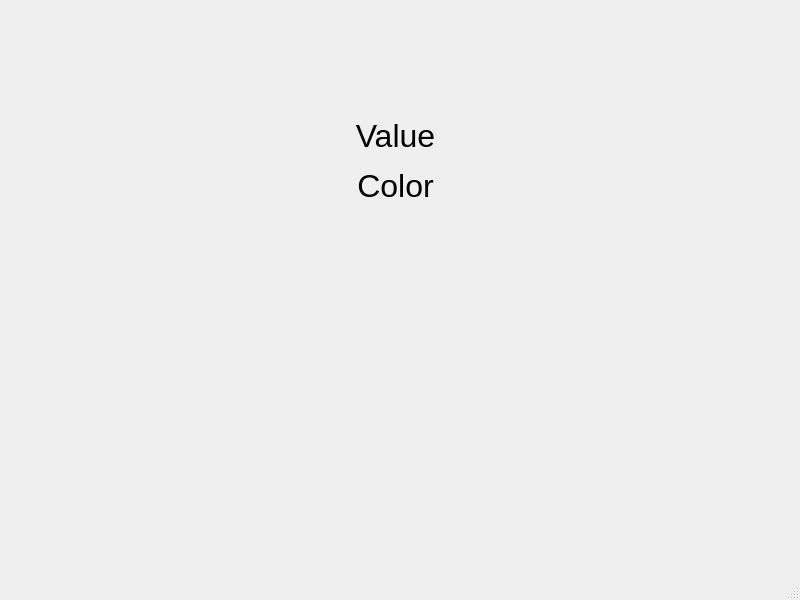
Old version of the form ColorRampWidgetTestWindow.ui in the repository AndromedaSignalLab/GradientForge.
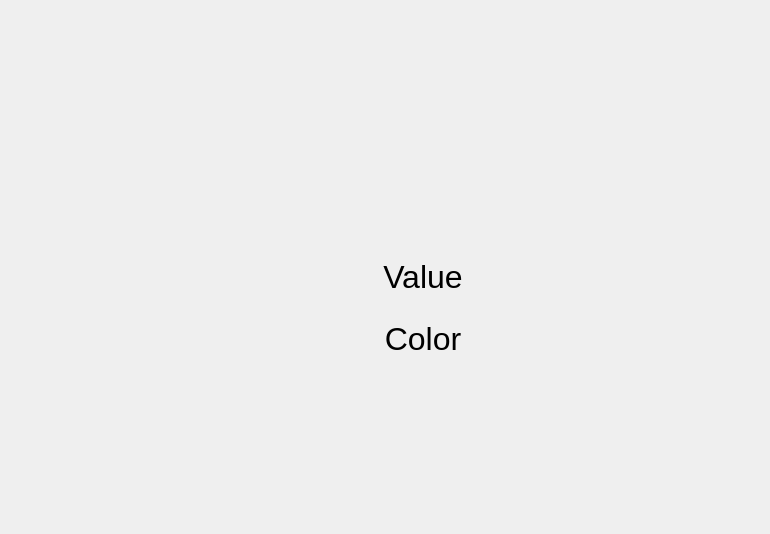
New version of the form. Custom widgets are drawn as their Qt base class.

Commit message: "Vertical" dynamic property has been added to all the custom widgets

What changed in the file:
```diff
--- a/ColorRampWidgetTestWindow.ui
+++ b/ColorRampWidgetTestWindow.ui
@@ -6,23 +6,39 @@
    <rect>
     <x>0</x>
     <y>0</y>
-    <width>800</width>
-    <height>600</height>
+    <width>770</width>
+    <height>534</height>
    </rect>
   </property>
   <property name="windowTitle">
    <string>MainWindow</string>
   </property>
   <widget class="QWidget" name="centralwidget">
+   <layout class="QGridLayout" name="gridLayout">
+    <item row="0" column="0" colspan="2">
+     <widget class="ColorRampWidget" name="colorRampWidgetHorizontal" native="true">
+      <property name="sizePolicy">
+       <sizepolicy hsizetype="Expanding" vsizetype="Fixed">
+        <horstretch>0</horstretch>
+        <verstretch>0</verstretch>
+       </sizepolicy>
+      </property>
+      <property name="minimumSize">
+       <size>
+        <width>0</width>
+        <height>70</height>
+       </size>
+      </property>
+      <property name="styleSheet">
+       <string notr="true"/>
+      </property>
+      <property name="Vertical" stdset="0">
+       <bool>false</bool>
+      </property>
+     </widget>
+    </item>
+    <item row="2" column="1">
    <widget class="QLabel" name="valueLabel">
-    <property name="geometry">
-     <rect>
-      <x>30</x>
-      <y>120</y>
-      <width>731</width>
-      <height>31</height>
-     </rect>
-    </property>
     <property name="font">
      <font>
       <pointsize>24</pointsize>
@@ -35,28 +51,70 @@
      <set>Qt::AlignCenter</set>
     </property>
    </widget>
-   <widget class="ColorRampWidget" name="colorRampWidget" native="true">
-    <property name="geometry">
-     <rect>
-      <x>30</x>
-      <y>20</y>
-      <width>729</width>
-      <height>79</height>
-     </rect>
+    </item>
+    <item row="1" column="1">
+     <spacer name="verticalSpacer">
+      <property name="orientation">
+       <enum>Qt::Vertical</enum>
+      </property>
+      <property name="sizeHint" stdset="0">
+       <size>
+        <width>20</width>
+        <height>40</height>
+       </size>
+      </property>
+     </spacer>
+    </item>
+    <item row="3" column="1">
+     <spacer name="horizontalSpacer">
+      <property name="orientation">
+       <enum>Qt::Horizontal</enum>
+      </property>
+      <property name="sizeHint" stdset="0">
+       <size>
+        <width>40</width>
+        <height>20</height>
+       </size>
+      </property>
+     </spacer>
+    </item>
+    <item row="5" column="1">
+     <spacer name="verticalSpacer_2">
+      <property name="orientation">
+       <enum>Qt::Vertical</enum>
+      </property>
+      <property name="sizeHint" stdset="0">
+       <size>
+        <width>20</width>
+        <height>40</height>
+       </size>
+      </property>
+     </spacer>
+    </item>
+    <item row="1" column="0" rowspan="5">
+     <widget class="ColorRampWidget" name="colorRampWidgetVertical" native="true">
+      <property name="sizePolicy">
+       <sizepolicy hsizetype="Fixed" vsizetype="Preferred">
+        <horstretch>0</horstretch>
+        <verstretch>0</verstretch>
+       </sizepolicy>
+      </property>
+      <property name="minimumSize">
+       <size>
+        <width>70</width>
+        <height>0</height>
+       </size>
     </property>
     <property name="styleSheet">
      <string notr="true"/>
     </property>
-   </widget>
+      <property name="Vertical" stdset="0">
+       <bool>true</bool>
+      </property>
+     </widget>
+    </item>
+    <item row="4" column="1">
    <widget class="QLabel" name="colorLabel">
-    <property name="geometry">
-     <rect>
-      <x>30</x>
-      <y>170</y>
-      <width>731</width>
-      <height>31</height>
-     </rect>
-    </property>
     <property name="font">
      <font>
       <pointsize>24</pointsize>
@@ -69,18 +127,9 @@
      <set>Qt::AlignCenter</set>
     </property>
    </widget>
+    </item>
+   </layout>
   </widget>
-  <widget class="QMenuBar" name="menubar">
-   <property name="geometry">
-    <rect>
-     <x>0</x>
-     <y>0</y>
-     <width>800</width>
-     <height>24</height>
-    </rect>
-   </property>
-  </widget>
-  <widget class="QStatusBar" name="statusbar"/>
  </widget>
  <customwidgets>
   <customwidget>
```
Lines whose indentation alone changed are shown as unchanged. The commit also changes 9 other files.
